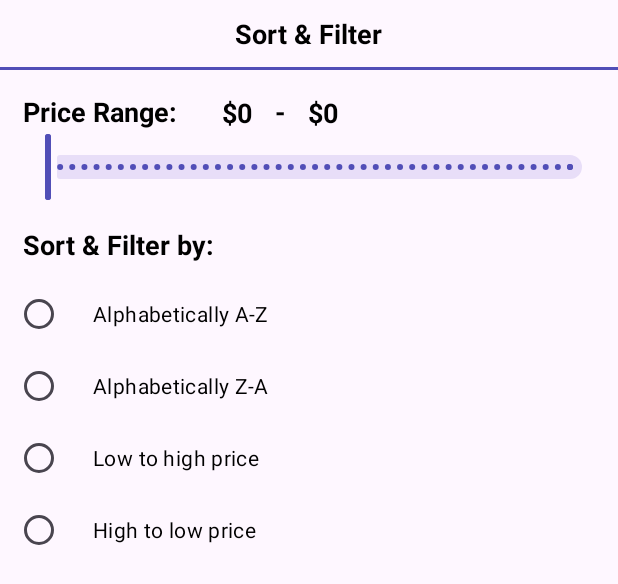
After one commit to kietran/EcommerceApp, an Android app built with Jetpack Compose: the layout bottom_sheet_filter.xml on its own in the app's theme, with its tools: preview values and no code run, on a phone screen of 412 x 824 dp. The commit adds this screen. Shown: the top 584 px of the screen. Run offline under Robolectric (Android 15) with nearby library versions, the phone set to English and light mode, and no system bars.

Commit message:
filter_and_sort

```diff
--- /dev/null
+++ b/app/src/main/res/drawable/ic_sort.xml
@@ -0,0 +1 @@
+<!-- drawable/sort_variant.xml --><vector xmlns:android="http://schemas.android.com/apk/res/android" android:height="24dp" android:width="24dp" android:viewportWidth="24" android:viewportHeight="24"><path android:fillColor="#FFFFFF" android:pathData="M3,13H15V11H3M3,6V8H21V6M3,18H9V16H3V18Z" /></vector>
--- /dev/null
+++ b/app/src/main/res/layout/bottom_sheet_filter.xml
@@ -0,0 +1,159 @@
+<?xml version="1.0" encoding="utf-8"?>
+<LinearLayout xmlns:android="http://schemas.android.com/apk/res/android"
+    xmlns:app="http://schemas.android.com/apk/res-auto"
+    android:layout_width="match_parent"
+    android:layout_height="wrap_content"
+    android:orientation="vertical"
+    app:behavior_hideable="true"
+    app:behavior_peekHeight="0dp"
+    app:layout_behavior="@string/bottom_sheet_behavior">
+
+    <RelativeLayout
+        android:layout_width="match_parent"
+        android:layout_height="wrap_content"
+        android:padding="10dp">
+
+        <TextView
+            android:layout_width="wrap_content"
+            android:layout_height="wrap_content"
+            android:layout_centerInParent="true"
+            android:text="Sort &amp; Filter"
+            android:textColor="@color/black"
+            android:textSize="18sp"
+            android:textStyle="bold" />
+
+    </RelativeLayout>
+
+    <View
+        android:layout_width="match_parent"
+        android:layout_height="2dp"
+        android:background="@color/main_purple" />
+    <LinearLayout
+        android:layout_width="match_parent"
+        android:layout_height="wrap_content"
+        android:orientation="horizontal">
+
+        <TextView
+            android:layout_width="wrap_content"
+            android:layout_height="wrap_content"
+            android:layout_marginStart="15dp"
+            android:layout_marginTop="15dp"
+            android:text="Price Range:"
+            android:textColor="@color/black"
+            android:textSize="18sp"
+            android:textStyle="bold" />
+
+        <TextView
+            android:id="@+id/min_value"
+            android:layout_width="wrap_content"
+            android:layout_height="wrap_content"
+            android:layout_marginStart="30dp"
+            android:layout_marginTop="16dp"
+            android:textColor="@color/black"
+            android:text="$0"
+            android:textSize="18sp"
+            android:textStyle="bold" />
+
+        <TextView
+            android:layout_width="wrap_content"
+            android:layout_height="wrap_content"
+            android:layout_marginStart="15dp"
+            android:layout_marginTop="15dp"
+            android:text="-"
+            android:textColor="@color/black"
+            android:textSize="18sp"
+            android:textStyle="bold" />
+
+        <TextView
+            android:id="@+id/max_value"
+            android:layout_width="wrap_content"
+            android:layout_height="wrap_content"
+            android:layout_marginStart="15dp"
+            android:layout_marginTop="16dp"
+            android:text="$0"
+            android:textColor="@color/black"
+            android:textSize="18sp"
+            android:textStyle="bold" />
+
+    </LinearLayout>
+
+    <com.google.android.material.slider.RangeSlider
+        android:id="@+id/price_slider"
+        android:layout_width="match_parent"
+        android:layout_height="wrap_content"
+        android:stepSize="1"
+        app:values="@array/range_slider_values"
+        android:valueFrom="0"
+        android:valueTo="1000"
+        android:layout_marginHorizontal="10dp"/>
+
+    <TextView
+        android:layout_width="wrap_content"
+        android:layout_height="wrap_content"
+        android:layout_marginStart="15dp"
+        android:layout_marginTop="15dp"
+        android:text="Sort &amp; Filter by:"
+        android:textColor="@color/black"
+        android:textSize="18sp"
+        android:textStyle="bold" />
+
+    <LinearLayout
+        android:layout_width="match_parent"
+        android:layout_height="wrap_content"
+        android:orientation="vertical"
+        android:padding="10dp">
+
+        <LinearLayout
+            android:layout_width="match_parent"
+            android:layout_height="wrap_content"
+            android:orientation="vertical">
+
+            <RadioGroup
+                android:id="@+id/radio_group"
+                android:layout_width="match_parent"
+                android:layout_height="wrap_content"
+                android:orientation="vertical">
+
+                <RadioButton
+                    android:id="@+id/AZ"
+                    android:layout_width="wrap_content"
+                    android:layout_height="wrap_content"
+                    android:textColor="@color/black"
+                    android:text="Alphabetically A-Z"
+                    android:textSize="14sp"
+                    android:paddingStart="20dp"/>
+
+                <RadioButton
+                    android:id="@+id/ZA"
+                    android:layout_width="wrap_content"
+                    android:layout_height="wrap_content"
+                    android:textColor="@color/black"
+                    android:text="Alphabetically Z-A"
+                    android:textSize="14sp"
+                    android:paddingStart="20dp" />
+
+
+                <RadioButton
+                    android:id="@+id/low_to_high_price"
+                    android:layout_width="wrap_content"
+                    android:layout_height="wrap_content"
+                    android:textColor="@color/black"
+                    android:text="Low to high price"
+                    android:textSize="14sp"
+                    android:paddingStart="20dp" />
+
+                <RadioButton
+                    android:id="@+id/high_to_low_price"
+                    android:layout_width="wrap_content"
+                    android:layout_height="wrap_content"
+                    android:textColor="@color/black"
+                    android:text="High to low price"
+                    android:textSize="14sp"
+                    android:paddingStart="20dp" />
+
+            </RadioGroup>
+
+        </LinearLayout>
+    </LinearLayout>
+
+</LinearLayout>
--- a/app/src/main/res/values/strings.xml
+++ b/app/src/main/res/values/strings.xml
@@ -16,4 +16,8 @@
     <string name="send_code">Send Code</string>
     <string name="google_maps_api_key">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</string>
     <string name="title_activity_bag_electronic_detail">activity_bag_electronic_detail</string>
+    <string-array name="range_slider_values">
+        <item>0</item>
+        <item>0</item>
+    </string-array>
 </resources>
```
Also changed, not shown: app/src/main/java/com/example/EcommerceApp/SearchResult.java (+202 -1 lines), app/src/main/java/com/example/EcommerceApp/adapter/ProductAdapter.java (+33 -0 lines), app/src/main/res/layout/fragment_search_result.xml (+19 -2 lines).
